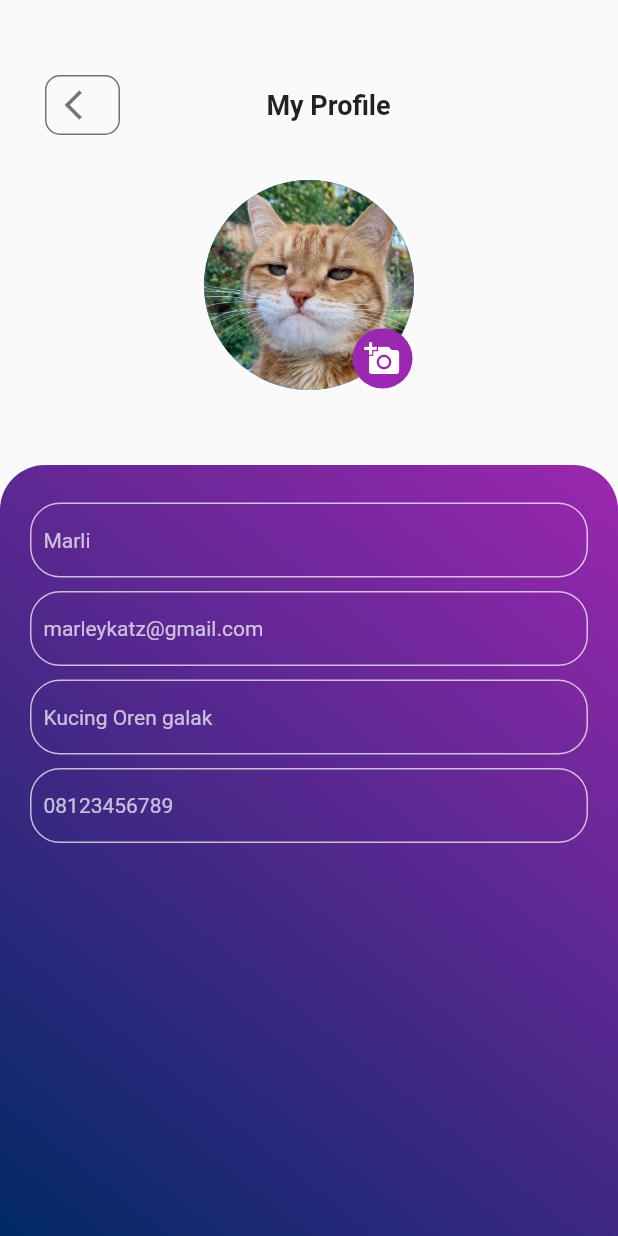
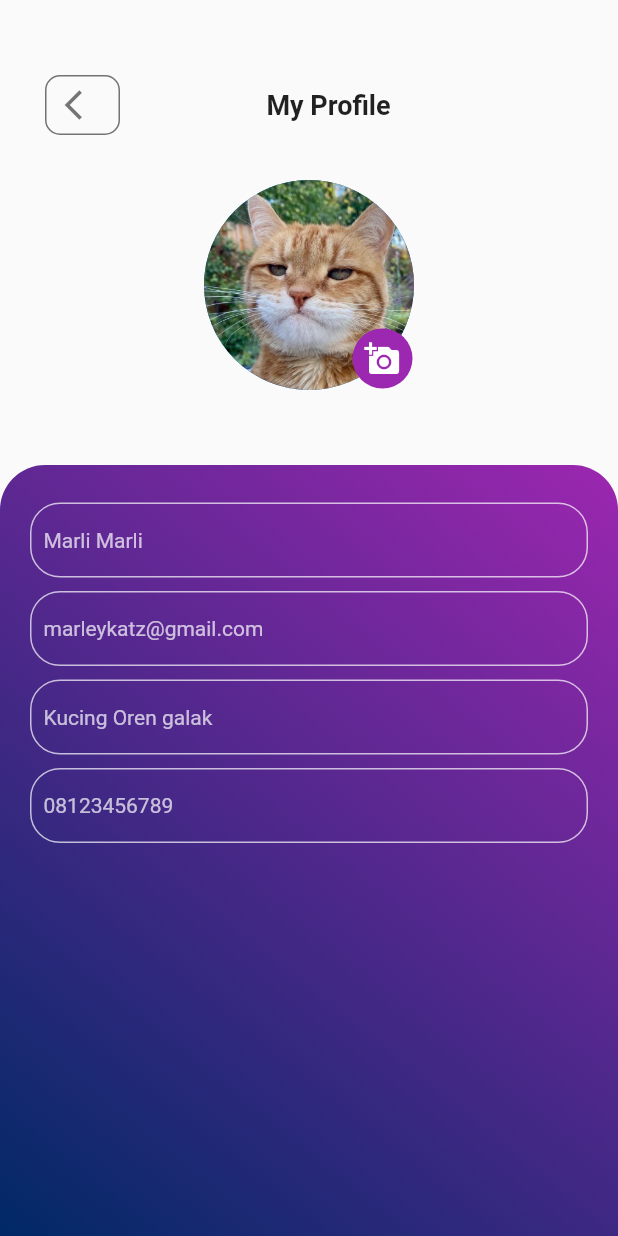
Before and after one commit to Kelompok1-MobileProgramming/BoloBoloFlutter, a Flutter app: the MyHomePage screen opened directly, on a phone screen of 412 x 824 dp. Run offline on Flutter 3.47's test engine with Material 2 defaults, Android fonts, the light colour scheme and no system bars; our stand-ins replace carousel_pro, dio; missing offline and left inert: mongo_dart, sevr.

Commit message:
28 mar 16:25

```diff
--- a/bolobolo/lib/pages/profile.dart
+++ b/bolobolo/lib/pages/profile.dart
@@ -120,7 +120,7 @@ class _MyHomePageState extends State<MyHomePage> {
                     child: Padding(
                       padding: const EdgeInsets.all(8.0),
                       child: Text(
-                        'Marli',
+                        'Marli Marli',
                         style: TextStyle(color: Colors.white70),
                       ),
                     ),
--- a/bolobolo/lib/pages/signin.dart
+++ b/bolobolo/lib/pages/signin.dart
@@ -220,7 +220,7 @@ class _SignInScreenState extends State<SignInScreen> {
         Navigator.of(context)
             .push(new MaterialPageRoute(builder: (context) => new HomePage()));
         Scaffold.of(context)
-            .showSnackBar(SnackBar(content: Text('Login Successful')));
+            .showSnackBar(SnackBar(content: Text('Logged out')));
       },
       textColor: Colors.white,
       padding: EdgeInsets.all(0.0),
```
